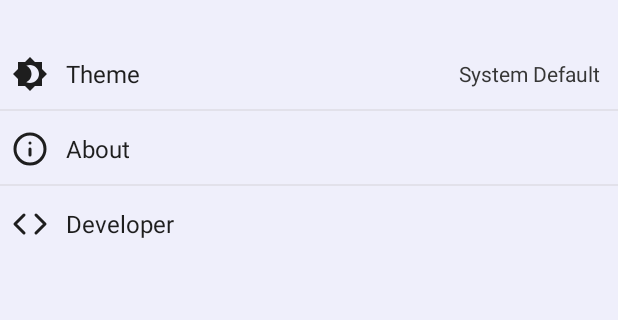
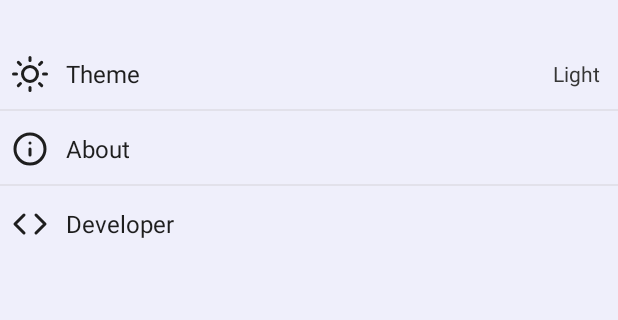
Before and after one commit to MosRos/Geckoin, an Android app: the SettingsFragment screen opened through its navigation route, on a phone screen of 412 x 824 dp, the part 360-680 px from its top. Run offline under Robolectric (Android 15) with nearby library versions, the phone set to English and light mode, and no system bars; our stand-ins replace Dagger/Hilt's generated code, Timber, navigation-ui, paging; libraries missing offline, so code that uses them is left out: androidx.hilt.work, com.github.mikephil.charting, com.haroldadmin.cnradapter; pictures from the network do not load; 13 statements that could not run were skipped.

Commit message:
* theme change smooth animation implemented * some bugs fixed

```diff
--- a/app/src/main/AndroidManifest.xml
+++ b/app/src/main/AndroidManifest.xml
@@ -19,6 +19,7 @@
         <activity
             android:name=".presentation.MainActivity"
             android:exported="true"
+            android:configChanges="uiMode"
             android:theme="@style/MainTheme">
             <intent-filter>
                 <action android:name="android.intent.action.MAIN" />
--- a/app/src/main/java/com/mrostami/geckoin/GeckoinApp.kt
+++ b/app/src/main/java/com/mrostami/geckoin/GeckoinApp.kt
@@ -19,6 +19,7 @@ import javax.inject.Inject
 class GeckoinApp : Application(), Configuration.Provider {
 
     companion object {
+        const val DEFAULT_THEME_MODE: Int = AppCompatDelegate.MODE_NIGHT_NO
         private lateinit var instance: GeckoinApp
         private set
 
@@ -58,8 +59,7 @@ class GeckoinApp : Application(), Configuration.Provider {
     }
 
     fun initAppConfig() {
-        val mode: Int = preferenceHelper.selectedThemeMode
-        AppCompatDelegate.setDefaultNightMode(mode)
+        AppCompatDelegate.setDefaultNightMode(DEFAULT_THEME_MODE)
     }
 
     fun getThemeMode() : Int {
--- a/app/src/main/java/com/mrostami/geckoin/data/local/preferences/DataStoreHelper.kt
+++ b/app/src/main/java/com/mrostami/geckoin/data/local/preferences/DataStoreHelper.kt
@@ -14,6 +14,7 @@ import androidx.appcompat.app.AppCompatDelegate
 import androidx.datastore.core.DataStore
 import androidx.datastore.preferences.core.*
 import androidx.datastore.preferences.preferencesDataStore
+import com.mrostami.geckoin.GeckoinApp
 import dagger.hilt.android.qualifiers.ApplicationContext
 import kotlinx.coroutines.flow.*
 import java.io.IOException
@@ -26,7 +27,7 @@ class DataStoreHelper @Inject constructor(
 ) {
 
     // Pairs of preferences key_name and default value
-    private val themeModePair = Pair("theme_mode", AppCompatDelegate.MODE_NIGHT_FOLLOW_SYSTEM)
+    private val themeModePair = Pair("theme_mode", GeckoinApp.DEFAULT_THEME_MODE)
 
     fun <T> DataStore<Preferences>.getValueFlow(
         key: Preferences.Key<T>,
@@ -52,7 +53,7 @@ class DataStoreHelper @Inject constructor(
 
     suspend fun getThemeMode() : Flow<Int> {
         val prefKeyName = intPreferencesKey(themeModePair.first)
-        val defaultValue: Int = AppCompatDelegate.MODE_NIGHT_NO
+        val defaultValue: Int = themeModePair.second
         return dataStore.getValueFlow(prefKeyName, defaultValue) ?: flowOf(defaultValue)
     }
 
--- a/app/src/main/java/com/mrostami/geckoin/data/local/preferences/PreferencesHelper.kt
+++ b/app/src/main/java/com/mrostami/geckoin/data/local/preferences/PreferencesHelper.kt
@@ -4,6 +4,7 @@ import android.content.SharedPreferences
 import androidx.appcompat.app.AppCompatDelegate
 import androidx.core.content.edit
 import com.google.gson.Gson
+import com.mrostami.geckoin.GeckoinApp
 import com.mrostami.geckoin.model.GlobalMarketInfo
 import javax.inject.Inject
 
@@ -13,7 +14,7 @@ class PreferencesHelper @Inject constructor(
     ) {
 
     // Pairs of preferences key_name and default value
-    private val themeModePair = Pair("theme_mode", AppCompatDelegate.MODE_NIGHT_FOLLOW_SYSTEM)
+    private val themeModePair = Pair("theme_mode", GeckoinApp.DEFAULT_THEME_MODE)
     private val authTokenPair = Pair<String, String?>("auth_token", null)
     private val globalMarketPair = Pair<String, String?>("global_market_info", null)
     private val lastSyncDate = Pair<String, Long>("last_sync_date", 0)
--- a/app/src/main/java/com/mrostami/geckoin/presentation/MainActivity.kt
+++ b/app/src/main/java/com/mrostami/geckoin/presentation/MainActivity.kt
@@ -2,6 +2,7 @@ package com.mrostami.geckoin.presentation
 
 import android.os.Bundle
 import android.view.View
+import android.widget.TextView
 import androidx.activity.viewModels
 import androidx.core.view.isVisible
 import androidx.navigation.NavController
@@ -12,6 +13,8 @@ import androidx.work.Constraints
 import androidx.work.NetworkType
 import androidx.work.OneTimeWorkRequestBuilder
 import androidx.work.WorkManager
+import com.google.android.material.appbar.AppBarLayout
+import com.google.android.material.bottomnavigation.BottomNavigationView
 import com.mrostami.geckoin.R
 import com.mrostami.geckoin.databinding.MainActivityBinding
 import com.mrostami.geckoin.presentation.base.BaseActivity
@@ -26,28 +29,32 @@ class MainActivity : BaseActivity<MainViewModel>() {
     val mainViewModel: MainViewModel by viewModels<MainViewModel>()
     override val viewModel: BaseActivityViewModel
         get() = mainViewModel
+    override val layoutResId: Int
+        get() = R.layout.main_activity
 
-    private lateinit var viewBinding: MainActivityBinding
+//    private lateinit var viewBinding: MainActivityBinding
     private var navController: NavController? = null
+    private var appBarLayout: AppBarLayout? = null
+    private var bottomNav: BottomNavigationView? = null
+    private var txtPageTitle: TextView? = null
 
     override fun onCreate(savedInstanceState: Bundle?) {
         super.onCreate(savedInstanceState)
-        viewBinding = MainActivityBinding.inflate(layoutInflater)
-        val view: View = viewBinding.root
-        setContentView(view)
+//        viewBinding = MainActivityBinding.inflate(layoutInflater)
+//        val view: View = viewBinding.root
 
-
+        appBarLayout = findViewById(R.id.appBarLayout)
+        bottomNav = findViewById(R.id.bottomNavigation)
+        txtPageTitle = findViewById(R.id.txtPageTitle)
         val navHost =
             supportFragmentManager.findFragmentById(R.id.mainNavHost) as? NavHostFragment
         navController = navHost?.navController
-        navController?.setGraph(R.navigation.main_navigation)
         navController?.let { initBottomNavAndController(it) }
-
-        initSyncWorker()
     }
 
     override fun onStart() {
         super.onStart()
+        initSyncWorker()
     }
 
     override fun onDestroy() {
@@ -67,29 +74,16 @@ class MainActivity : BaseActivity<MainViewModel>() {
     }
 
     private fun initBottomNavAndController(navController: NavController) {
-        NavigationUI.setupWithNavController(viewBinding.bottomNavigation, navController)
-        viewBinding.bottomNavigation.setupWithNavController(navController)
+        bottomNav?.let { bnav ->
+            NavigationUI.setupWithNavController(bnav, navController)
+        }
         navController.addOnDestinationChangedListener { controller, destination, arguments ->
             if (destination.label != null) {
                 mainViewModel.fragName.postValue(destination.label.toString())
-                viewBinding.txtPageTitle.text = destination.label.toString()
+                txtPageTitle?.text = destination.label.toString()
             }
 
-            val menuIds = listOf<Int>(
-                R.id.navigation_home,
-                R.id.navigation_market,
-                R.id.navigation_search,
-                R.id.navigation_settings
-            )
-            if (destination.id in menuIds) {
-                val btmId: Int = viewBinding.bottomNavigation.selectedItemId
-                val destId: Int = destination.id
-                if (btmId != destId) {
-                    viewBinding.bottomNavigation.selectedItemId = destination.id
-                }
-            }
-
-            viewBinding.appBarLayout.isVisible = destination.id != R.id.navigation_search
+            appBarLayout?.isVisible = destination.id != R.id.navigation_search
         }
     }
 
--- a/app/src/main/java/com/mrostami/geckoin/presentation/base/BaseActivity.kt
+++ b/app/src/main/java/com/mrostami/geckoin/presentation/base/BaseActivity.kt
@@ -4,10 +4,9 @@ import android.content.Intent
 import android.content.res.Configuration
 import android.os.Build
 import android.os.Bundle
-import android.transition.Fade
 import android.transition.TransitionInflater
 import android.view.Window
-import android.view.animation.LinearInterpolator
+import androidx.annotation.LayoutRes
 import androidx.appcompat.app.AppCompatActivity
 import androidx.appcompat.app.AppCompatDelegate
 import androidx.lifecycle.lifecycleScope
@@ -16,9 +15,11 @@ import com.mrostami.geckoin.R
 import com.mrostami.geckoin.presentation.utils.AppBarUtils
 import kotlinx.coroutines.flow.collect
 
+
 abstract class BaseActivity<viewModel : BaseActivityViewModel> : AppCompatActivity() {
 
     abstract val viewModel: BaseActivityViewModel
+    abstract val layoutResId: Int
 
     private var selectedTheme: Int = GeckoinApp.getInstance().getThemeMode()
 
@@ -27,18 +28,23 @@ abstract class BaseActivity<viewModel : BaseActivityViewModel> : AppCompatActivi
         super.onCreate(savedInstanceState)
         with(window) {
             requestFeature(Window.FEATURE_ACTIVITY_TRANSITIONS)
-            enterTransition = TransitionInflater.from(this@BaseActivity).inflateTransition(R.transition.fade_in)
-            exitTransition = TransitionInflater.from(this@BaseActivity).inflateTransition(R.transition.fade_out)
+            enterTransition =
+                TransitionInflater.from(this@BaseActivity).inflateTransition(R.transition.fade_in)
+            exitTransition =
+                TransitionInflater.from(this@BaseActivity).inflateTransition(R.transition.fade_out)
+            returnTransition =
+                TransitionInflater.from(this@BaseActivity).inflateTransition(R.transition.fade_in)
+            reenterTransition =
+                TransitionInflater.from(this@BaseActivity).inflateTransition(R.transition.fade_out)
         }
-
-        observeThemeChanges()
+        setContentView(layoutResId)
         applyThemingConfig()
-        viewModel.getThemeMode()
     }
 
-    override fun onBackPressed() {
-        super.onBackPressed()
-        configTransition(isBack = true)
+    override fun onStart() {
+        super.onStart()
+        viewModel.getThemeMode()
+        observeThemeChanges()
     }
 
     private fun configTransition(isBack: Boolean = false) {
@@ -60,12 +66,15 @@ abstract class BaseActivity<viewModel : BaseActivityViewModel> : AppCompatActivi
     }
 
     private fun applyTheme() {
-        val restartIntent = Intent.makeRestartActivityTask(intent.component).apply {
+//        val restartIntent = Intent.makeRestartActivityTask(intent.component).apply {
+//        }
+//        startActivity(restartIntent)
+//        configTransition()
 
-        }
-        startActivity(restartIntent)
-        configTransition(isBack = false)
-//        this.recreate()
+//
+        configTransition()
+        recreate()
+        configTransition()
     }
 
     private fun applyThemingConfig() {
--- a/app/src/main/java/com/mrostami/geckoin/presentation/base/BaseActivityViewModel.kt
+++ b/app/src/main/java/com/mrostami/geckoin/presentation/base/BaseActivityViewModel.kt
@@ -3,6 +3,7 @@ package com.mrostami.geckoin.presentation.base
 import androidx.appcompat.app.AppCompatDelegate
 import androidx.lifecycle.ViewModel
 import androidx.lifecycle.viewModelScope
+import com.mrostami.geckoin.GeckoinApp
 import com.mrostami.geckoin.domain.usecases.ThemeConfigUseCase
 import kotlinx.coroutines.channels.Channel
 import kotlinx.coroutines.flow.collectLatest
@@ -12,10 +13,6 @@ import kotlinx.coroutines.launch
 abstract class BaseActivityViewModel constructor(
     private val themeConfigUseCase: ThemeConfigUseCase
 ) : ViewModel() {
-
-    init {
-//        getThemeMode()
-    }
 
     var selectedThemeMode: Int = AppCompatDelegate.getDefaultNightMode()
     private val _appThemeChanged = Channel<Boolean>(Channel.BUFFERED)
--- a/app/src/main/java/com/mrostami/geckoin/presentation/settings/SettingsFragment.kt
+++ b/app/src/main/java/com/mrostami/geckoin/presentation/settings/SettingsFragment.kt
@@ -19,6 +19,7 @@ import com.mrostami.geckoin.presentation.utils.viewBinding
 import dagger.hilt.android.AndroidEntryPoint
 import kotlinx.coroutines.delay
 import kotlinx.coroutines.launch
+import timber.log.Timber
 
 @AndroidEntryPoint
 class SettingsFragment : Fragment(R.layout.settings_fragment) {
@@ -57,7 +58,7 @@ class SettingsFragment : Fragment(R.layout.settings_fragment) {
                 transformations(CircleCropTransformation())
             }
             menuThemeSetting.description =
-                themeModePairs.map { it.second }[getCheckedItemPosition()]
+                themeModePairs.map { it.second }.getOrNull(getCheckedItemPosition())
             menuThemeSetting.rootLayout?.setOnClickListener {
                 showThemeDialog()
             }
@@ -105,7 +106,12 @@ class SettingsFragment : Fragment(R.layout.settings_fragment) {
     }
 
     private fun getCheckedItemPosition(): Int {
-        return themeModePairs.map { it.first }.indexOf(selectedTheme)
+        return try {
+            themeModePairs.map { it.first }.indexOf(selectedTheme)
+        } catch (e: Exception) {
+            Timber.e(e)
+            AppCompatDelegate.MODE_NIGHT_FOLLOW_SYSTEM
+        }
     }
 
     private fun changeTheme(position: Int) {
--- a/app/src/main/res/anim/fade_in.xml
+++ b/app/src/main/res/anim/fade_in.xml
@@ -4,4 +4,4 @@
     android:interpolator="@android:interpolator/linear"
     android:fromAlpha="0.0"
     android:toAlpha="1.0"
-    android:duration="@android:integer/config_shortAnimTime"/>
+    android:duration="1000"/>
--- a/app/src/main/res/anim/fade_out.xml
+++ b/app/src/main/res/anim/fade_out.xml
@@ -1,6 +1,7 @@
 <?xml version="1.0" encoding="utf-8"?>
-<alpha xmlns:android="http://schemas.android.com/apk/res/android"
+<alpha
+    xmlns:android="http://schemas.android.com/apk/res/android"
     android:interpolator="@android:interpolator/linear"
     android:fromAlpha="1.0"
     android:toAlpha="0.0"
-    android:duration="@android:integer/config_shortAnimTime"/>
+    android:duration="1000"/>
--- a/app/src/main/res/layout/home_fragment.xml
+++ b/app/src/main/res/layout/home_fragment.xml
@@ -10,7 +10,7 @@
     <androidx.constraintlayout.widget.ConstraintLayout
         android:layout_width="match_parent"
         android:layout_height="match_parent"
-        android:background="?attr/backgroundColor">
+        android:background="?android:attr/colorBackground">
 
         <androidx.constraintlayout.widget.Guideline
             android:id="@+id/startGuide"
--- a/app/src/main/res/layout/main_activity.xml
+++ b/app/src/main/res/layout/main_activity.xml
@@ -3,7 +3,7 @@
     xmlns:android="http://schemas.android.com/apk/res/android"
     xmlns:app="http://schemas.android.com/apk/res-auto"
     xmlns:tools="http://schemas.android.com/tools"
-    android:background="?attr/backgroundColor"
+    android:background="?android:attr/colorBackground"
     android:id="@+id/root_layout"
     android:layout_height="match_parent"
     android:layout_width="match_parent"
@@ -42,14 +42,14 @@
                 app:layout_constraintBottom_toBottomOf="parent"/>
         </androidx.constraintlayout.widget.ConstraintLayout>
     </com.google.android.material.appbar.AppBarLayout>
-    <fragment
+    <androidx.fragment.app.FragmentContainerView
         android:id="@+id/mainNavHost"
         android:layout_height="0dp"
         android:layout_width="match_parent"
         android:name="androidx.navigation.fragment.NavHostFragment"
-        app:defaultNavHost="true"
         app:layout_constraintBottom_toTopOf="@id/bottomNavigation"
         app:layout_constraintTop_toBottomOf="@id/appBarLayout"
+        app:defaultNavHost="true"
         app:navGraph="@navigation/main_navigation" />
     <com.google.android.material.bottomnavigation.BottomNavigationView
         style="@style/Widget.BottomNav"
--- a/app/src/main/res/transition/fade_in.xml
+++ b/app/src/main/res/transition/fade_in.xml
@@ -2,7 +2,8 @@
 <transitionSet
     xmlns:android="http://schemas.android.com/apk/res/android">
     <fade
-        android:duration="@android:integer/config_mediumAnimTime"
+        android:interpolator="@android:interpolator/linear"
+        android:duration="750"
         android:fromAlpha="0.0"
         android:toAlpha="1.0" />
 </transitionSet>
--- a/app/src/main/res/transition/fade_out.xml
+++ b/app/src/main/res/transition/fade_out.xml
@@ -2,7 +2,8 @@
 <transitionSet
     xmlns:android="http://schemas.android.com/apk/res/android">
     <fade
-        android:duration="@android:integer/config_mediumAnimTime"
+        android:interpolator="@android:interpolator/linear"
+        android:duration="750"
         android:fromAlpha="1.0"
         android:toAlpha="0.0" />
 </transitionSet>
--- a/app/src/main/res/values-night/theme.xml
+++ b/app/src/main/res/values-night/theme.xml
@@ -32,7 +32,10 @@
         <item name="android:windowTranslucentNavigation">false</item>
 
         <!-- enable window content transitions -->
+        <item name="android:windowDisablePreview">false</item>
         <item name="android:windowActivityTransitions">true</item>
+        <item name="android:windowAnimationStyle">@style/WindowAnimationTransition</item>
+
     </style>
 
     <style name="Base.DayNight" parent="Base.Theme">
@@ -50,6 +53,11 @@
 
     <style name="MainTheme" parent="Base.DayNight">
         <item name="android:statusBarColor">?attr/backgroundColor</item>
+
+        <!-- enable window content transitions -->
+        <item name="android:windowDisablePreview">true</item>
+        <item name="android:windowActivityTransitions">true</item>
+        <item name="android:windowAnimationStyle">@style/WindowAnimationTransition</item>
     </style>
 
 </resources>
--- a/app/src/main/res/values/theme.xml
+++ b/app/src/main/res/values/theme.xml
@@ -34,12 +34,20 @@
         <item name="android:windowTranslucentNavigation">false</item>
 
         <!-- enable window content transitions -->
+        <item name="android:windowDisablePreview">false</item>
         <item name="android:windowActivityTransitions">true</item>
+        <item name="android:windowAnimationStyle">@style/WindowAnimationTransition</item>
 
+    </style>
+
+    <style name="WindowAnimationTransition">
+        <item name="android:windowEnterAnimation">@anim/fade_in</item>
+        <item name="android:windowExitAnimation">@anim/fade_out</item>
     </style>
 
     <style name="Base.DayNight" parent="Base.Theme">
         <item name="android:statusBarColor">@color/color_surface</item>
+
         <!--Remap legacy AppCompat attributes to MaterialComponent attributes-->
         <item name="colorPrimaryDark">?colorPrimaryVariant</item>
         <item name="colorAccent">?colorSecondary</item>
@@ -47,6 +55,11 @@
 
     <style name="MainTheme" parent="Base.DayNight">
         <item name="android:statusBarColor">?attr/colorSurface</item>
+
+        <!-- enable window content transitions -->
+        <item name="android:windowDisablePreview">true</item>
+        <item name="android:windowActivityTransitions">true</item>
+        <item name="android:windowAnimationStyle">@style/WindowAnimationTransition</item>
     </style>
 
 </resources>
```
Also changed, not shown: app/src/main/res/values-night/themes.xml (deleted, +0 -16 lines), app/src/main/res/values/themes.xml (deleted, +0 -16 lines).
